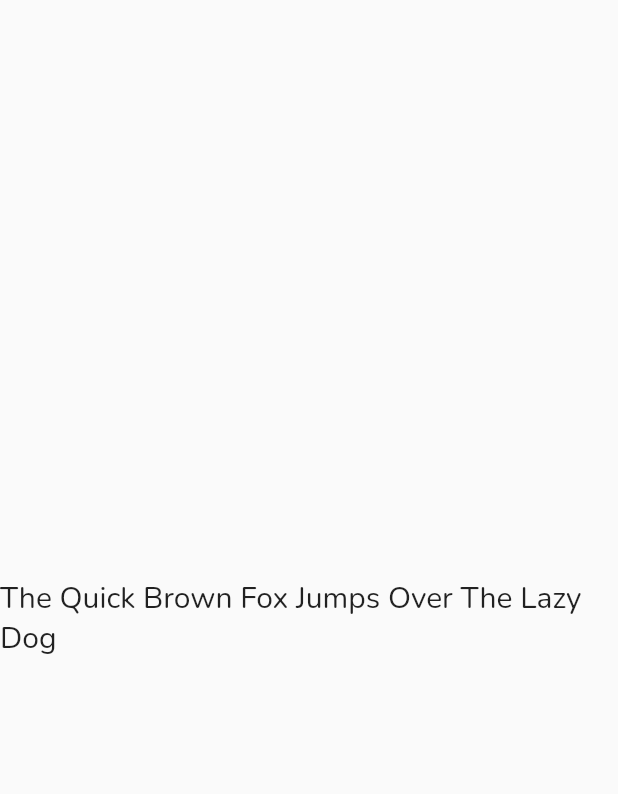
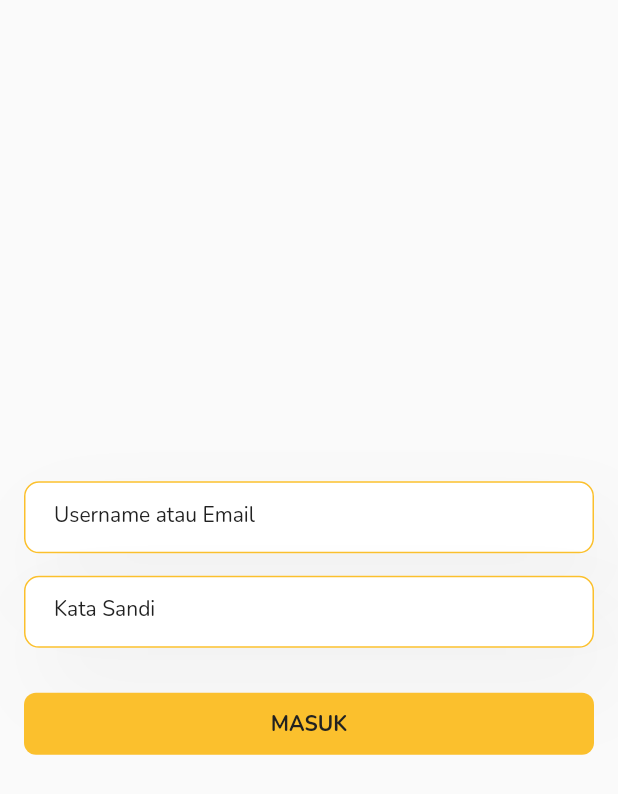
Before and after one commit to diarn/honey-keeper, a Flutter app: the screen it shows after launch, on a phone screen of 412 x 824 dp. Shown: the top 794 px of the screen. Run offline on Flutter 3.47's test engine with Material 2 defaults, Android fonts, the phone set to English and light mode, and no system bars; our stand-ins replace get, google_fonts.

Commit message:
teuing poho deui loba we pokoknamah di login

```diff
--- a/lib/app/data/my_color.dart
+++ b/lib/app/data/my_color.dart
@@ -15,6 +15,18 @@ class MyColors {
         r: 196,
         b: 0,
         g: 144,
+      ).createMaterialColor();
+
+  static MaterialColor get errorColor => GenerateColor(
+        r: 211,
+        b: 47,
+        g: 47,
+      ).createMaterialColor();
+
+  static MaterialColor get textColor1 => GenerateColor(
+        r: 33,
+        b: 33,
+        g: 33,
       ).createMaterialColor();
 }
 
--- /dev/null
+++ b/lib/app/data/my_values.dart
@@ -0,0 +1,4 @@
+class MyValues {
+  final double yWidgetSpace = 15;
+  final double yContentSpace = 30;
+}
--- /dev/null
+++ b/lib/app/modules/login/controllers/login_controller.dart
@@ -0,0 +1,66 @@
+import 'package:flutter/material.dart';
+import 'package:flutter/services.dart';
+import 'package:get/get.dart';
+
+class LoginController extends GetxController {
+  final formKey = GlobalKey<FormState>();
+  final TextEditingController userNameOrEmail = TextEditingController();
+  final TextEditingController password = TextEditingController();
+  final RxBool isLogginIn = false.obs;
+
+  @override
+  void onInit() {
+    Future.delayed(1200.milliseconds, () {
+      SystemChrome.setEnabledSystemUIMode(
+        SystemUiMode.edgeToEdge,
+      );
+    });
+    super.onInit();
+  }
+
+  @override
+  void onReady() {
+    super.onReady();
+  }
+
+  @override
+  void onClose() {}
+
+  String? Function(String?) validator(String type) {
+    late String? Function(String?) result;
+    switch (type) {
+      case "Username Or Email":
+        result = (v) {
+          if (v == null || v.isEmpty) {
+            return "Harap isi username atau email Anda";
+          }
+
+          if (v.contains("@") && v.isEmail == false) {
+            return "Harap masukkan format email yang benar";
+          }
+          return null;
+        };
+        break;
+      case "Password":
+        result = (v) {
+          if (v == null || v.isEmpty) {
+            return "Harap isi kata sandi Anda";
+          }
+
+          if (v.length < 8) {
+            return "Password harus 8 karakter";
+          }
+          return null;
+        };
+        break;
+      default:
+    }
+
+    return result;
+  }
+
+  login() {
+    isLogginIn.value = true;
+    isLogginIn.refresh();
+  }
+}
--- /dev/null
+++ b/lib/app/modules/login/views/login_view.dart
@@ -0,0 +1,111 @@
+import 'package:flutter/material.dart';
+import 'package:flutter/services.dart';
+
+import 'package:get/get.dart';
+import 'package:honey_keeper/app/data/my_color.dart';
+import 'package:honey_keeper/app/data/my_values.dart';
+import 'package:honey_keeper/app/views/views/my_widget_view.dart';
+
+import '../controllers/login_controller.dart';
+
+class LoginView extends GetView<LoginController> {
+  @override
+  Widget build(BuildContext context) {
+    controller.onInit();
+    SystemChrome.setPreferredOrientations([
+      DeviceOrientation.portraitUp,
+      DeviceOrientation.portraitDown,
+    ]);
+    return AnnotatedRegion<SystemUiOverlayStyle>(
+      value: SystemUiOverlayStyle(
+        statusBarColor: Colors.transparent,
+        statusBarIconBrightness: Brightness.dark,
+      ),
+      child: Scaffold(
+        body: Stack(
+          children: [
+            Center(
+              child: Column(
+                mainAxisAlignment: MainAxisAlignment.center,
+                children: [
+                  Padding(
+                    padding: EdgeInsets.only(
+                      left: 16,
+                      right: 16,
+                    ),
+                    child: LoginForm(
+                      controller: controller,
+                    ),
+                  ),
+                ],
+              ),
+            ),
+          ],
+        ),
+      ),
+    );
+  }
+}
+
+class LoginForm extends StatefulWidget {
+  final controller;
+  const LoginForm({
+    Key? key,
+    required this.controller,
+  }) : super(key: key);
+
+  @override
+  State<LoginForm> createState() => _LoginFormState();
+}
+
+class _LoginFormState extends State<LoginForm> {
+  final MyValues _myValues = MyValues();
+  final _formKey = GlobalKey<FormState>();
+  @override
+  Widget build(BuildContext context) {
+    return Form(
+      key: _formKey,
+      child: Column(
+        children: [
+          GenerateMyForm(
+            inputController: widget.controller.userNameOrEmail,
+            label: "Username atau Email",
+            hintText: "diarn@mail.com",
+            inputType: TextInputType.emailAddress,
+            validator: widget.controller.validator("Username Or Email"),
+            isObsecure: false,
+          ),
+          SizedBox(height: _myValues.yWidgetSpace),
+          GenerateMyForm(
+            inputController: widget.controller.password,
+            label: "Kata Sandi",
+            hintText: "Masukkan kata sandi Anda",
+            inputType: TextInputType.text,
+            validator: widget.controller.validator("Password"),
+            isObsecure: true,
+          ),
+          SizedBox(height: _myValues.yContentSpace),
+          Obx(
+            () {
+              return widget.controller.isLogginIn.value != true
+                  ? MyButton(
+                      onTap: () {
+                        if (_formKey.currentState!.validate()) {
+                          widget.controller.login();
+                        }
+                      },
+                      label: "MASUK",
+                      labelColor: MyColors.textColor1.shade900,
+                    )
+                  : MyLoadingButton(
+                      onTap: () {},
+                      label: "SEDANG LOADING",
+                      labelColor: Colors.white,
+                    );
+            },
+          ),
+        ],
+      ),
+    );
+  }
+}
--- a/lib/app/routes/app_routes.dart
+++ b/lib/app/routes/app_routes.dart
@@ -6,9 +6,11 @@ abstract class Routes {
 
   static const HOME = _Paths.HOME;
   static const SPLASH = _Paths.SPLASH;
+  static const LOGIN = _Paths.LOGIN;
 }
 
 abstract class _Paths {
   static const HOME = '/home';
   static const SPLASH = '/splash';
+  static const LOGIN = '/login';
 }
--- /dev/null
+++ b/lib/app/views/views/my_widget_view.dart
@@ -0,0 +1,170 @@
+import 'package:flutter/material.dart';
+import 'package:get/get.dart';
+import 'package:honey_keeper/app/data/my_color.dart';
+
+class MyWidgetView extends GetView {
+  @override
+  Widget build(BuildContext context) {
+    return Scaffold(
+      appBar: AppBar(
+        title: Text('MyWidgetView'),
+        centerTitle: true,
+      ),
+      body: Center(
+        child: Text(
+          'MyWidgetView is working',
+          style: TextStyle(fontSize: 20),
+        ),
+      ),
+    );
+  }
+}
+
+class GenerateMyForm extends StatelessWidget {
+  final TextEditingController inputController;
+  final String label;
+  final String hintText;
+  final TextInputType inputType;
+  final bool isObsecure;
+  final String? Function(String?) validator;
+  const GenerateMyForm({
+    Key? key,
+    required this.inputController,
+    required this.label,
+    required this.hintText,
+    required this.inputType,
+    required this.validator,
+    required this.isObsecure,
+  }) : super(key: key);
+
+  @override
+  Widget build(BuildContext context) {
+    // Color primaryColor = MyColors.primary.shade900;
+    // Color secondaryColor = MyColors.primaryDark.shade900;
+    // Color accentColor = Color(0xffffffff);
+    // Color errorColor = Color(0xffEF4444);
+
+    return Container(
+      decoration: BoxDecoration(boxShadow: [
+        BoxShadow(
+            offset: const Offset(12, 26),
+            blurRadius: 50,
+            spreadRadius: 0,
+            color: Colors.grey.withOpacity(.1)),
+      ]),
+      child: TextFormField(
+        validator: validator,
+        controller: inputController,
+        obscureText: isObsecure,
+        keyboardType: inputType,
+        style: const TextStyle(fontSize: 14, color: Colors.black),
+        decoration: InputDecoration(
+          label: Text(label),
+          labelStyle: TextStyle(color: MyColors.textColor1.shade900),
+          filled: true,
+          fillColor: Colors.white,
+          hintText: hintText,
+          hintStyle: TextStyle(color: Colors.grey.withOpacity(.75)),
+          contentPadding:
+              const EdgeInsets.symmetric(vertical: 0.0, horizontal: 20.0),
+          border: OutlineInputBorder(
+            borderSide:
+                BorderSide(color: MyColors.primary.shade900, width: 1.0),
+            borderRadius: BorderRadius.all(Radius.circular(10.0)),
+          ),
+          focusedBorder: OutlineInputBorder(
+            borderSide:
+                BorderSide(color: MyColors.primary.shade700, width: 1.0),
+            borderRadius: BorderRadius.all(Radius.circular(10.0)),
+          ),
+          errorBorder: OutlineInputBorder(
+            borderSide:
+                BorderSide(color: MyColors.errorColor.shade900, width: 1.0),
+            borderRadius: BorderRadius.all(Radius.circular(10.0)),
+          ),
+          enabledBorder: OutlineInputBorder(
+            borderSide:
+                BorderSide(color: MyColors.primary.shade900, width: 1.0),
+            borderRadius: BorderRadius.all(Radius.circular(10.0)),
+          ),
+        ),
+      ),
+    );
+  }
+}
+
+class MyButton extends StatelessWidget {
+  final void Function() onTap;
+  final String label;
+  final Color labelColor;
+  const MyButton({
+    Key? key,
+    required this.onTap,
+    required this.label,
+    required this.labelColor,
+  }) : super(key: key);
+
+  @override
+  Widget build(BuildContext context) {
+    Size size = MediaQuery.of(context).size;
+    return Material(
+      color: MyColors.primary.shade900,
+      borderRadius: BorderRadius.circular(8),
+      child: InkWell(
+        borderRadius: BorderRadius.circular(8),
+        onTap: onTap,
+        child: Container(
+          height: size.height * 0.05,
+          width: double.infinity,
+          child: Center(
+            child: Text(
+              label,
+              style: TextStyle(
+                fontWeight: FontWeight.bold,
+                color: labelColor,
+              ),
+            ),
+          ),
+        ),
+      ),
+    );
+  }
+}
+
+class MyLoadingButton extends StatelessWidget {
+  final void Function() onTap;
+  final String label;
+  final Color labelColor;
+  const MyLoadingButton({
+    Key? key,
+    required this.onTap,
+    required this.label,
+    required this.labelColor,
+  }) : super(key: key);
+
+  @override
+  Widget build(BuildContext context) {
+    Size size = MediaQuery.of(context).size;
+    return Material(
+      color: Colors.grey,
+      borderRadius: BorderRadius.circular(8),
+      child: InkWell(
+        borderRadius: BorderRadius.circular(8),
+        onTap: onTap,
+        child: Container(
+          height: size.height * 0.05,
+          width: double.infinity,
+          child: Center(
+            child: Text(
+              label,
+              style: TextStyle(
+                fontWeight: FontWeight.bold,
+                color: labelColor,
+              ),
+            ),
+          ),
+        ),
+      ),
+    );
+  }
+}
```
Also changed, not shown: lib/app/controllers/user_controller.dart (added, +17 -0 lines), lib/app/modules/login/bindings/login_binding.dart (added, +12 -0 lines), lib/app/modules/splash/controllers/splash_controller.dart (+9 -4 lines), lib/app/routes/app_pages.dart (+10 -1 lines).
